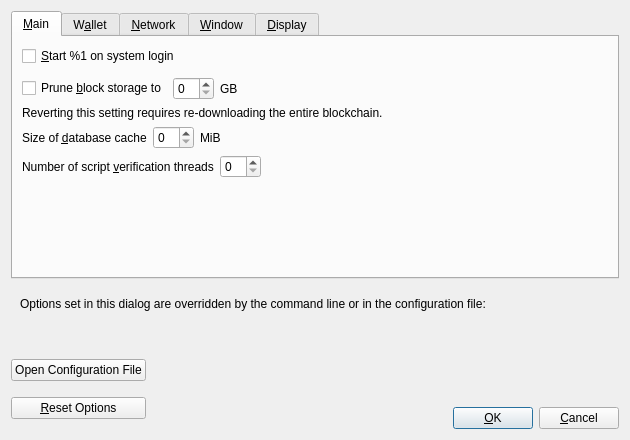
equalishcoin/equalishcoind, file src/qt/forms/optionsdialog.ui: the form before one commit.
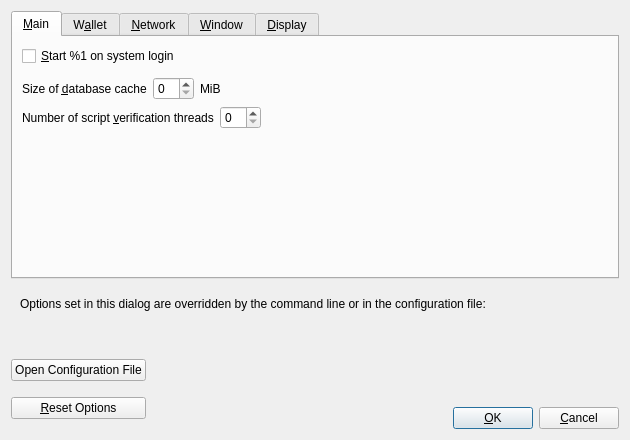
The form after the commit. Custom widgets are drawn as their Qt base class.

Commit message: get rid of prune residue

Diff of the .ui file:
```diff
--- a/src/qt/forms/optionsdialog.ui
+++ b/src/qt/forms/optionsdialog.ui
@@ -50,56 +50,6 @@
          </property>
         </spacer>
        </item>
-       <item>
-       <layout class="QHBoxLayout" name="horizontalLayout_Main_Prune">
-        <item>
-         <widget class="QCheckBox" name="prune">
-          <property name="toolTip">
-           <string>Disables some advanced features but all blocks will still be fully validated. Reverting this setting requires re-downloading the entire blockchain. Actual disk usage may be somewhat higher.</string>
-          </property>
-          <property name="text">
-           <string>Prune &amp;block storage to</string>
-          </property>
-         </widget>
-        </item>
-        <item>
-         <widget class="QSpinBox" name="pruneSize"/>
-        </item>
-         <item>
-          <widget class="QLabel" name="pruneSizeUnitLabel">
-           <property name="text">
-            <string>GB</string>
-           </property>
-           <property name="textFormat">
-            <enum>Qt::PlainText</enum>
-           </property>
-          </widget>
-         </item>
-         <item>
-          <spacer name="horizontalSpacer_Main_Prune">
-           <property name="orientation">
-            <enum>Qt::Horizontal</enum>
-           </property>
-           <property name="sizeHint" stdset="0">
-            <size>
-             <width>40</width>
-             <height>20</height>
-            </size>
-           </property>
-          </spacer>
-         </item>
-        </layout>
-       </item>
-       <item>
-        <widget class="QLabel" name="pruneWarning">
-         <property name="text">
-          <string>Reverting this setting requires re-downloading the entire blockchain.</string>
-         </property>
-         <property name="textFormat">
-          <enum>Qt::PlainText</enum>
-         </property>
-        </widget>
-       </item>
        <item>
         <layout class="QHBoxLayout" name="horizontalLayout_2_Main">
          <item>
```
The commit also changes 2 other files.
